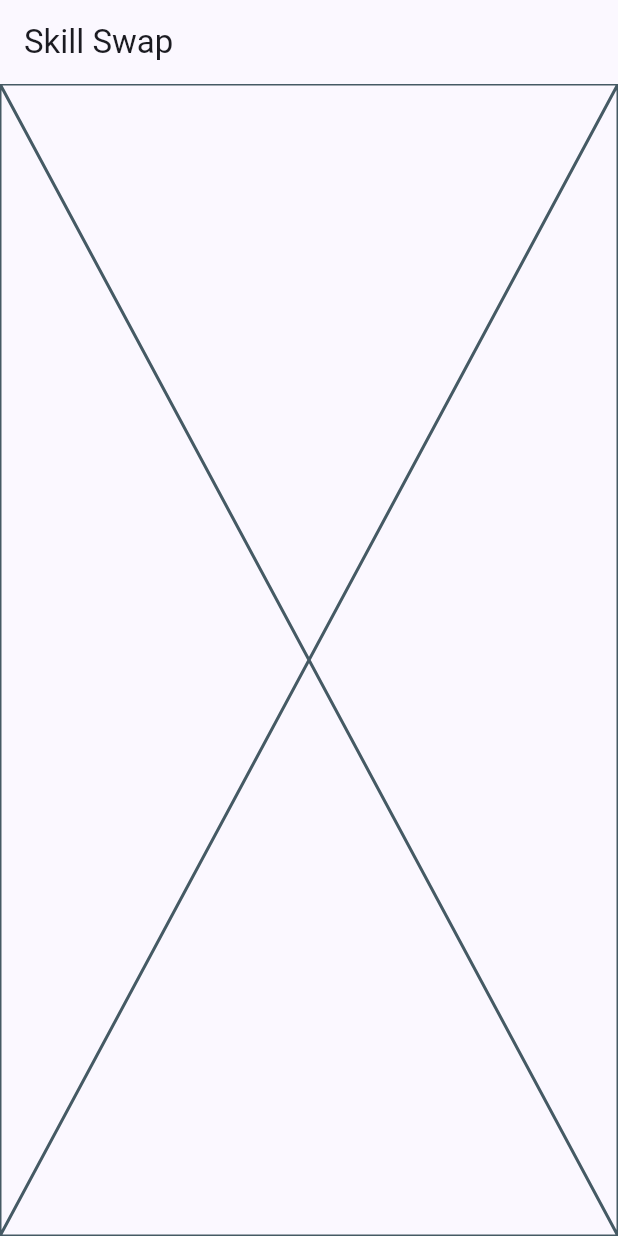
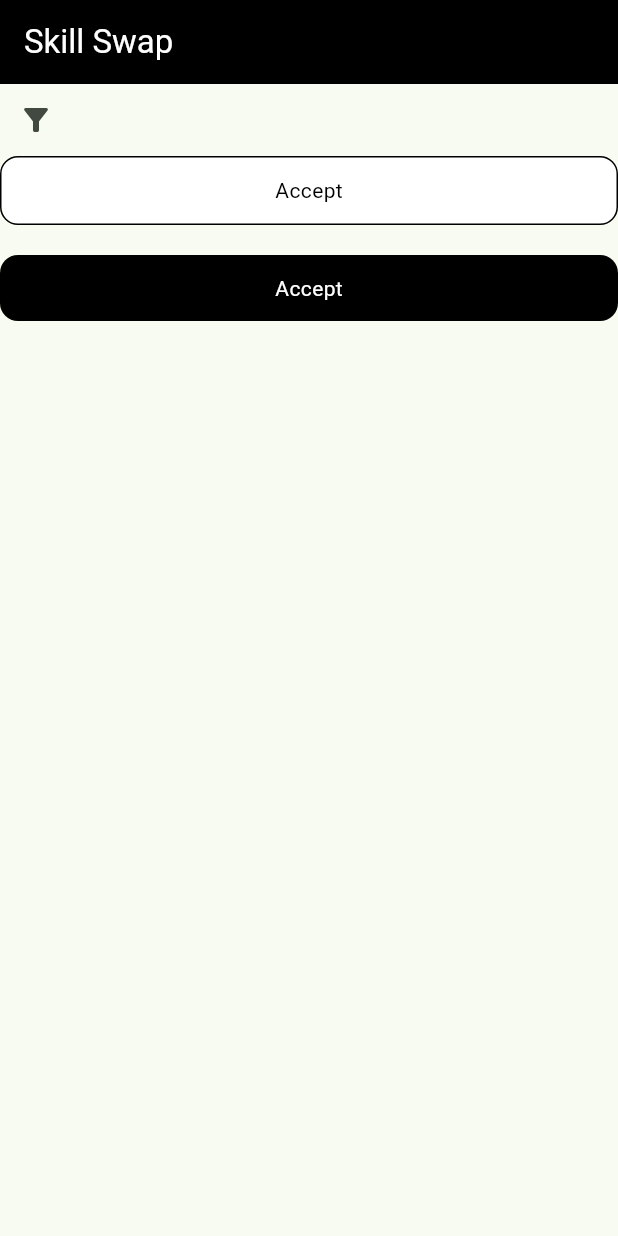
Before and after one commit to preetiahuja18/Codermates-Odoo, a Flutter app: the screen it shows after launch, on a phone screen of 412 x 824 dp. Run offline on Flutter 3.47's test engine with Material 3 defaults, Android fonts, the phone set to English and light mode, and no system bars.

Commit message:
Buttons Added

```diff
--- /dev/null
+++ b/frontend/lib/core/utils/extentions.dart
@@ -0,0 +1,12 @@
+import 'package:flutter/material.dart';
+import 'package:skill_swap/core/utils/screen_type.dart';
+
+extension ThemeContextExtension on BuildContext {
+  ThemeData get theme => Theme.of(this);
+  TextTheme get textTheme => Theme.of(this).textTheme;
+  ColorScheme get colorScheme => Theme.of(this).colorScheme;
+
+  bool get isMobile => ScreenType.mobile == getScreenType(context: this);
+  bool get isTablet => ScreenType.tablet == getScreenType(context: this);
+  bool get isDeskTop=> ScreenType.desktop == getScreenType(context: this);
+}
--- /dev/null
+++ b/frontend/lib/core/utils/screen_type.dart
@@ -0,0 +1,17 @@
+import 'package:flutter/material.dart';
+
+enum ScreenType { mobile, tablet, desktop
+
+}
+
+ScreenType getScreenType({required BuildContext context}) {
+  final width = MediaQuery.of(context).size.width;
+
+  if (width < 600) {
+    return ScreenType.mobile;
+  } else if (width < 1024) {
+    return ScreenType.tablet;
+  } else {
+    return ScreenType.desktop;
+  }
+}
--- /dev/null
+++ b/frontend/lib/core/utils/style.dart
@@ -0,0 +1,58 @@
+import 'package:flutter/cupertino.dart';
+
+abstract class AxStyle {
+
+  static const Color black = Color(0xff000000);
+  static const Color white = Color(0xffffffff);
+
+
+  static const Color primaryBgColor = AxStyle.black;
+  static const Color primaryTextColor = AxStyle.white;
+
+  static const TextStyle primaryTextStyle = TextStyle(
+    color: primaryTextColor
+  );
+
+  static const Color secondaryBgColor = AxStyle.white;
+  static const Color secondaryTextColor = AxStyle.black;
+
+  static const TextStyle secondaryTextStyle = TextStyle(
+    color: secondaryTextColor
+  );
+
+}
+
+
+
+abstract class AxButtonStyle {
+
+
+  static final BorderRadius borderRadius =  BorderRadius.circular(12.0);
+  static const EdgeInsets innerPadding =  EdgeInsets.all(12.0);
+
+  static const Color filledBgColor = AxStyle.primaryBgColor;
+  static const Color filledTextColor = AxStyle.primaryTextColor;
+
+  static final BoxDecoration filled =  BoxDecoration(
+  color: AxButtonStyle.filledBgColor,
+    borderRadius: borderRadius
+  );
+
+
+  static const TextStyle filledTextStyle = AxStyle.primaryTextStyle;
+
+  static const Color outlinedBgColor = AxStyle.secondaryBgColor;
+  static const Color outlinedBoderColor = AxStyle.secondaryTextColor;
+  static const Color outlinedTextColor = AxStyle.secondaryTextColor;
+
+  static const TextStyle outlinedTextStyle = AxStyle.secondaryTextStyle;
+
+  static final BoxDecoration outlinedButtonStyle =  BoxDecoration(
+    color: AxButtonStyle.outlinedBgColor,
+    border: Border.all(color: AxButtonStyle.outlinedBoderColor),
+    borderRadius: borderRadius
+  );
+
+
+
+}
--- /dev/null
+++ b/frontend/lib/core/widget/button/filled.widget.dart
@@ -0,0 +1,35 @@
+import 'package:flutter/material.dart';
+import 'package:skill_swap/core/utils/style.dart';
+
+class AxFilledButton extends StatelessWidget {
+
+  final String? label;
+  final Widget? child;
+  final VoidCallback onPressed;
+
+  const AxFilledButton({
+    super.key,
+    required this.label,
+    this.child,
+    required this.onPressed
+  });
+
+  @override
+  Widget build(BuildContext context) {
+
+    return InkWell(
+      onTap: onPressed,
+      child: Container(
+        decoration: AxButtonStyle.filled,
+        padding: AxButtonStyle.innerPadding,
+        alignment: Alignment.center,
+        child: label != null
+        ? Text(label!,style: AxButtonStyle.filledTextStyle)
+        : child ?? Text(
+          "Click Me",
+            style: AxButtonStyle.filledTextStyle
+          ),
+      )
+    );
+  }
+}
--- /dev/null
+++ b/frontend/lib/core/widget/button/outlined.widget.dart
@@ -0,0 +1,36 @@
+import 'package:flutter/material.dart';
+import 'package:skill_swap/core/utils/style.dart';
+
+class AxOutlinedButton extends StatelessWidget {
+
+  final String? label;
+  final Widget? child;
+  final VoidCallback onPressed;
+
+  const AxOutlinedButton({
+    super.key,
+    required this.label,
+    this.child,
+    required this.onPressed
+  });
+
+  @override
+  Widget build(BuildContext context) {
+
+
+    return InkWell(
+      onTap: onPressed,
+      child: Container(
+        decoration: AxButtonStyle.outlinedButtonStyle,
+        padding: AxButtonStyle.innerPadding,
+        alignment: Alignment.center,
+        child: label != null
+        ? Text(label!,style: AxButtonStyle.outlinedTextStyle)
+        : child ?? Text(
+          "Click Me",
+            style: AxButtonStyle.outlinedTextStyle
+          ),
+      )
+    );
+  }
+}
--- a/frontend/lib/core/widget/layout/body.layout.dart
+++ b/frontend/lib/core/widget/layout/body.layout.dart
@@ -1,4 +1,5 @@
 import 'package:flutter/material.dart';
+import 'package:skill_swap/core/utils/style.dart';
 
 class BodyLayout extends StatelessWidget {
 
@@ -8,10 +9,15 @@ class BodyLayout extends StatelessWidget {
 
   @override
   Widget build(BuildContext context) {
+
+
+
     return Scaffold(
       appBar: AppBar(
+        backgroundColor: AxStyle.primaryBgColor,
         title: Text(
-          "Skill Swap"
+          "Skill Swap",
+          style: AxStyle.primaryTextStyle,
         ),
       ),
       body: body,
--- a/frontend/lib/main.dart
+++ b/frontend/lib/main.dart
@@ -2,21 +2,5 @@ import 'package:flutter/material.dart';
 import 'package:skill_swap/modules/app/view.dart';
 
 void main() {
-  runApp(const MyApp());
+  runApp(const SkilSwapApp());
 }
-
-class MyApp extends StatelessWidget {
-  const MyApp({super.key});
-
-  // This widget is the root of your application.
-  @override
-  Widget build(BuildContext context) {
-    return MaterialApp(
-      title: 'Flutter Demo',
-      theme: ThemeData(
-        colorScheme: ColorScheme.fromSeed(seedColor: Colors.indigo),
-      ),
-      home: const SkilSwapApp(),
-    );
-  }
-}
--- a/frontend/lib/modules/app/view.dart
+++ b/frontend/lib/modules/app/view.dart
@@ -1,13 +1,18 @@
 import 'package:flutter/material.dart';
-import 'package:skill_swap/core/widget/layout/body.layout.dart';
+import 'package:skill_swap/modules/home/view.dart';
 
 class SkilSwapApp extends StatelessWidget {
   const SkilSwapApp({super.key});
 
   @override
   Widget build(BuildContext context) {
-    return BodyLayout(
-      body: Placeholder()
+
+    return MaterialApp(
+      title: 'Skil Swap',
+      theme: ThemeData(
+        colorScheme: ColorScheme.fromSeed(seedColor: Color(0xff4ba94f)),
+      ),
+      home: const Home(),
     );
   }
 }
--- /dev/null
+++ b/frontend/lib/modules/home/view.dart
@@ -0,0 +1,39 @@
+import 'package:flutter/material.dart';
+import 'package:skill_swap/core/utils/extentions.dart';
+import 'package:skill_swap/core/widget/button/filled.widget.dart';
+import 'package:skill_swap/core/widget/button/outlined.widget.dart';
+import 'package:skill_swap/core/widget/layout/body.layout.dart';
+
+class Home extends StatelessWidget {
+  const Home({super.key});
+
+  @override
+  Widget build(BuildContext context) {
+    return BodyLayout(
+      body: Column(
+        crossAxisAlignment: CrossAxisAlignment.stretch,
+        children: [
+          Row(
+            children: [
+              IconButton(
+                onPressed: () {
+
+                },
+                icon: Row(
+                  children: [
+                    if(!context.isMobile)
+                      Text("Avabilty"),
+                    Icon(Icons.filter_alt)
+                  ],
+                )
+              )
+            ],
+          ),
+          AxOutlinedButton(label: "Accept", onPressed: (){}),
+          SizedBox(height: 20.0,),
+          AxFilledButton(label: "Accept", onPressed: (){})
+        ],
+      )
+    );
+  }
+}
```
